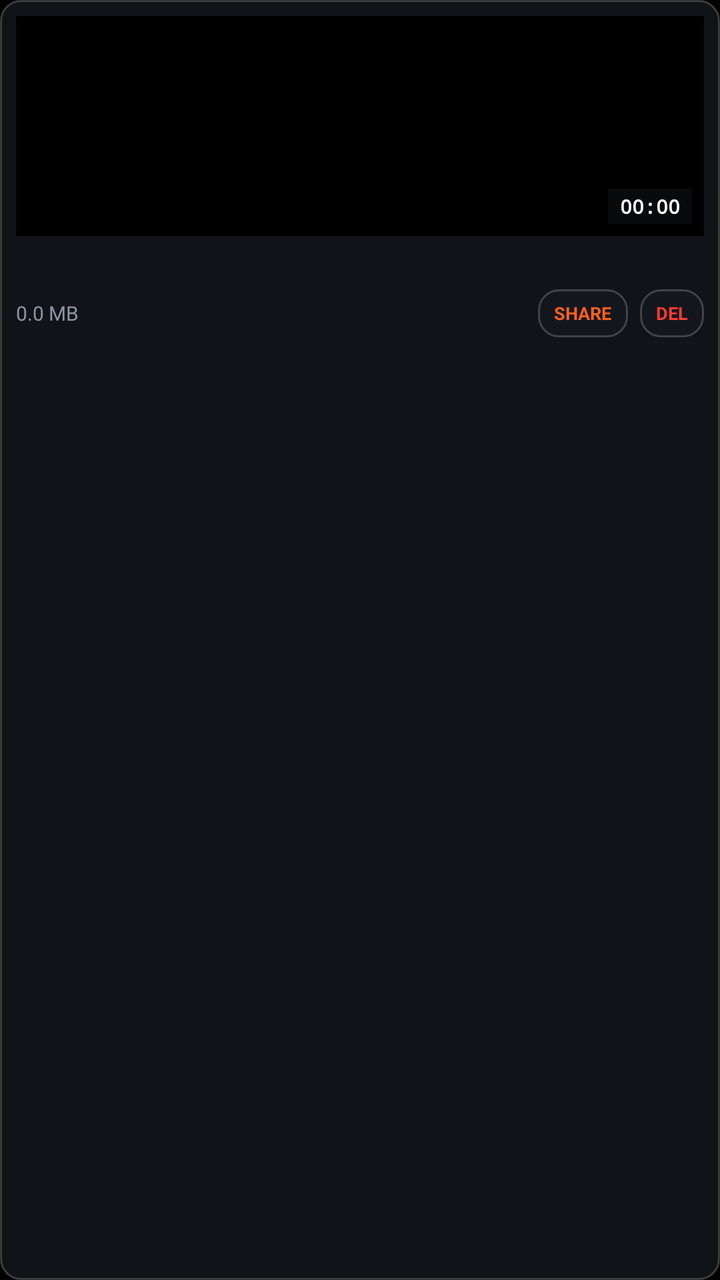
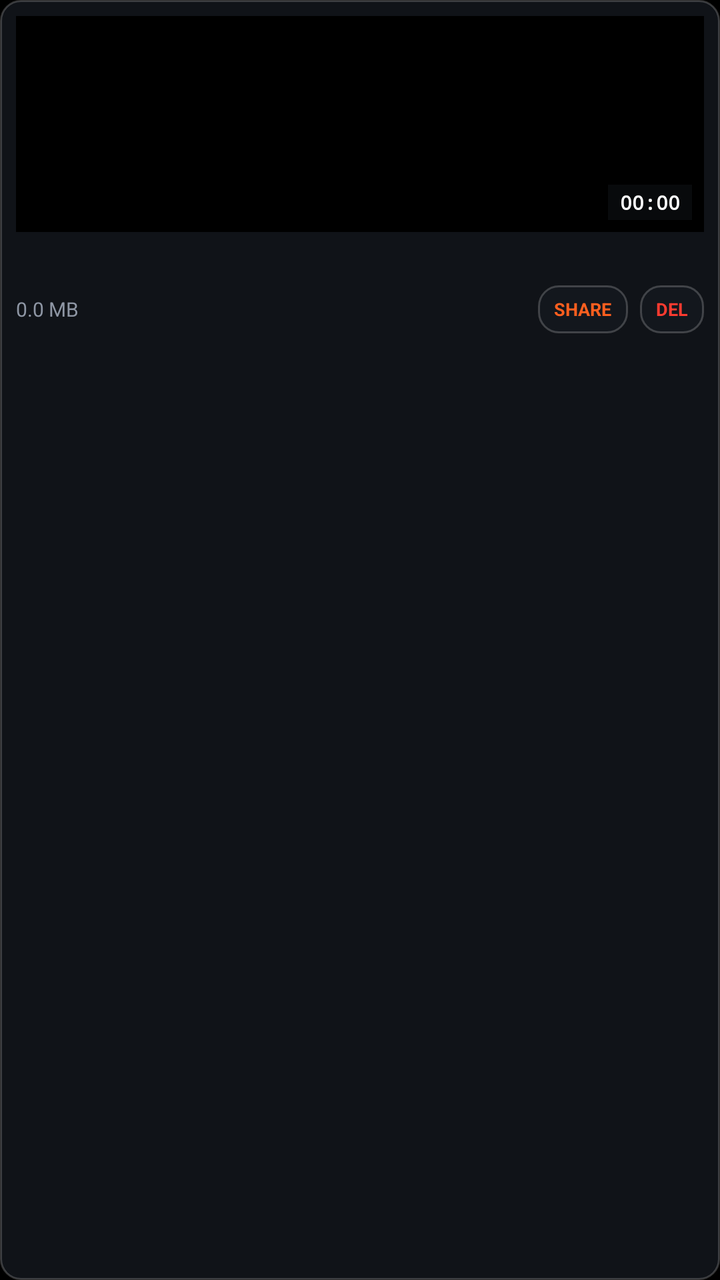

Before-and-after screenshots of an Android layout around one commit, followed by the original layout XML and the change that was made.
<!-- AndroidManifest.xml: application theme Theme.IdgafCamera -->
<!-- res/layout/item_clip_card.xml -->
<?xml version="1.0" encoding="utf-8"?>
<LinearLayout xmlns:android="http://schemas.android.com/apk/res/android"
    android:layout_width="match_parent"
    android:layout_height="wrap_content"
    android:layout_margin="6dp"
    android:background="@drawable/bg_hud_pill"
    android:orientation="vertical"
    android:padding="8dp">

    <FrameLayout
        android:layout_width="match_parent"
        android:layout_height="110dp"
        android:background="#000000">

        <ImageView
            android:id="@+id/imgClipThumb"
            android:layout_width="match_parent"
            android:layout_height="match_parent"
            android:contentDescription="Clip Thumbnail"
            android:scaleType="centerCrop" />

        <TextView
            android:id="@+id/txtClipDuration"
            android:layout_width="wrap_content"
            android:layout_height="wrap_content"
            android:layout_gravity="bottom|end"
            android:layout_margin="6dp"
            android:background="#CC0B0D10"
            android:fontFamily="monospace"
            android:paddingStart="6dp"
            android:paddingTop="2dp"
            android:paddingEnd="6dp"
            android:paddingBottom="2dp"
            android:text="00:00"
            android:textColor="#FFFFFF"
            android:textSize="10sp"
            android:textStyle="bold" />
    </FrameLayout>

    <TextView
        android:id="@+id/txtClipName"
        android:layout_width="match_parent"
        android:layout_height="wrap_content"
        android:layout_marginTop="6dp"
        android:ellipsize="middle"
        android:fontFamily="monospace"
        android:singleLine="true"
        android:textColor="#FFFFFF"
        android:textSize="11sp"
        android:textStyle="bold" />

    <LinearLayout
        android:layout_width="match_parent"
        android:layout_height="wrap_content"
        android:layout_marginTop="6dp"
        android:gravity="center_vertical"
        android:orientation="horizontal">

        <TextView
            android:id="@+id/txtClipSize"
            android:layout_width="0dp"
            android:layout_height="wrap_content"
            android:layout_weight="1"
            android:text="0.0 MB"
            android:textColor="#8E96A4"
            android:textSize="10sp" />

        <TextView
            android:id="@+id/btnClipShare"
            android:layout_width="wrap_content"
            android:layout_height="24dp"
            android:layout_marginEnd="6dp"
            android:background="@drawable/bg_hud_pill"
            android:gravity="center"
            android:paddingStart="8dp"
            android:paddingEnd="8dp"
            android:text="SHARE"
            android:textColor="#FF5F1F"
            android:textSize="9sp"
            android:textStyle="bold" />

        <TextView
            android:id="@+id/btnClipDelete"
            android:layout_width="wrap_content"
            android:layout_height="24dp"
            android:background="@drawable/bg_hud_pill"
            android:gravity="center"
            android:paddingStart="8dp"
            android:paddingEnd="8dp"
            android:text="DEL"
            android:textColor="#FF3B30"
            android:textSize="9sp"
            android:textStyle="bold" />
    </LinearLayout>
</LinearLayout>
<!-- resources referenced by this layout -->
<resources>
  <!-- drawable bg_hud_pill (drawable) -->
  <?xml version="1.0" encoding="utf-8"?>
  <shape xmlns:android="http://schemas.android.com/apk/res/android" android:shape="rectangle">
      <solid android:color="#CC14181F" />
      <stroke android:width="1dp" android:color="#33FFFFFF" />
      <corners android:radius="10dp" />
  </shape>
  <style name="Theme.IdgafCamera" parent="Theme.MaterialComponents.DayNight.NoActionBar">
          <item name="android:statusBarColor">#000000</item>
          <item name="android:navigationBarColor">#000000</item>
          <item name="android:windowBackground">#000000</item>
          <item name="android:windowFullscreen">true</item>
      </style>
</resources>

<!-- the commit's change to res/layout/item_clip_card.xml (unified diff, before → after) -->
@@ -1,5 +1,6 @@
 <?xml version="1.0" encoding="utf-8"?>
 <LinearLayout xmlns:android="http://schemas.android.com/apk/res/android"
+    android:id="@+id/clipCardRoot"
     android:layout_width="match_parent"
     android:layout_height="wrap_content"
     android:layout_margin="6dp"
@@ -9,7 +10,7 @@
 
     <FrameLayout
         android:layout_width="match_parent"
-        android:layout_height="110dp"
+        android:layout_height="108dp"
         android:background="#000000">
 
         <ImageView
@@ -18,6 +19,40 @@
             android:layout_height="match_parent"
             android:contentDescription="Clip Thumbnail"
             android:scaleType="centerCrop" />
+
+        
+        <TextView
+            android:id="@+id/txtClipFolderBadge"
+            android:layout_width="wrap_content"
+            android:layout_height="wrap_content"
+            android:layout_gravity="top|start"
+            android:layout_margin="6dp"
+            android:background="#CC14181F"
+            android:fontFamily="monospace"
+            android:paddingStart="6dp"
+            android:paddingTop="2dp"
+            android:paddingEnd="6dp"
+            android:paddingBottom="2dp"
+            android:text="FOLDER"
+            android:textColor="#FF5F1F"
+            android:textSize="9sp"
+            android:textStyle="bold"
+            android:visibility="gone" />
+
+        
+        <TextView
+            android:id="@+id/txtClipCheck"
+            android:layout_width="24dp"
+            android:layout_height="24dp"
+            android:layout_gravity="top|end"
+            android:layout_margin="6dp"
+            android:background="@drawable/bg_hud_pill"
+            android:gravity="center"
+            android:text=""
+            android:textColor="#0B0D10"
+            android:textSize="12sp"
+            android:textStyle="bold"
+            android:visibility="gone" />
 
         <TextView
             android:id="@+id/txtClipDuration"
